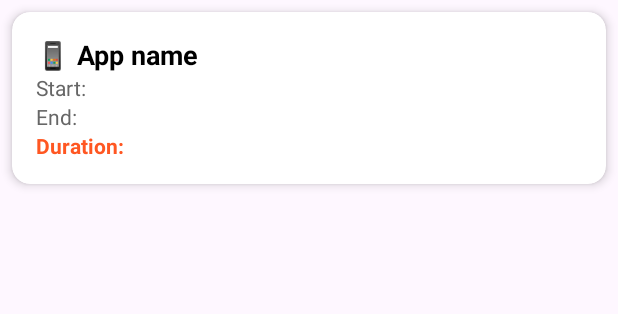
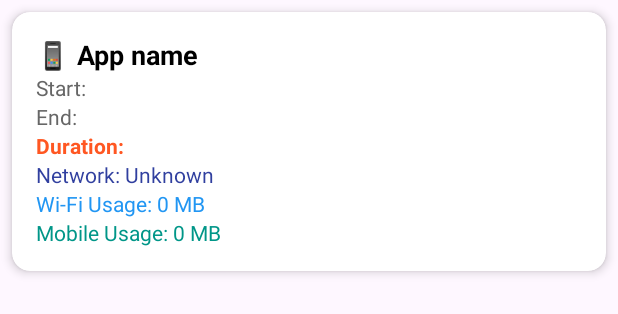
Before and after one commit to Ben-Aharoni/AppTracker, an Android app: the layout item_app_usage.xml on its own in the app's theme, with its tools: preview values and no code run, on a phone screen of 412 x 824 dp. Shown: the top 314 px of the screen. Run offline under Robolectric (Android 15) with nearby library versions, the phone set to English and light mode, and no system bars.

Commit message:
added data usage stats and network type

```diff
--- a/app/src/main/java/com/example/apptracker/data/AppUsageEntry.kt
+++ b/app/src/main/java/com/example/apptracker/data/AppUsageEntry.kt
@@ -4,5 +4,8 @@ data class AppUsageEntry(
     val packageName: String,
     val appName: String,
     val startTime: Long,
-    var endTime: Long
+    var endTime: Long,
+    val networkType: String = "Unknown",
+    var mobileBytes: Long = 0L,
+    var wifiBytes: Long = 0L
 )
--- a/app/src/main/res/layout/activity_main.xml
+++ b/app/src/main/res/layout/activity_main.xml
@@ -10,21 +10,21 @@
         android:id="@+id/btnStartService"
         android:layout_width="match_parent"
         android:layout_height="wrap_content"
-        android:text="▶️ Start Tracking" />
+        android:text="@string/start_tracking" />
 
     <com.google.android.material.button.MaterialButton
         android:id="@+id/btnStopService"
         android:layout_width="match_parent"
         android:layout_height="wrap_content"
         android:layout_marginTop="8dp"
-        android:text="⏹ Stop Tracking" />
+        android:text="@string/stop_tracking" />
 
     <com.google.android.material.button.MaterialButton
         android:id="@+id/btnClearData"
         android:layout_width="match_parent"
         android:layout_height="wrap_content"
         android:layout_marginTop="8dp"
-        android:text="🗑 Clean All" />
+        android:text="@string/clean_all" />
 
     <androidx.recyclerview.widget.RecyclerView
         android:id="@+id/recyclerView"
--- a/app/src/main/res/layout/item_app_usage.xml
+++ b/app/src/main/res/layout/item_app_usage.xml
@@ -14,36 +14,60 @@
         android:layout_width="match_parent"
         android:layout_height="wrap_content">
 
-        <TextView
+        <com.google.android.material.textview.MaterialTextView
             android:id="@+id/txtAppName"
             android:layout_width="wrap_content"
             android:layout_height="wrap_content"
             android:textColor="#000000"
             android:textStyle="bold"
             android:textSize="18sp"
-            android:text="📱 App name" />
+            android:text="@string/app_name_string" />
 
-        <TextView
+        <com.google.android.material.textview.MaterialTextView
             android:id="@+id/txtStart"
             android:layout_width="wrap_content"
             android:layout_height="wrap_content"
             android:textColor="#666666"
-            android:text="Start: " />
+            android:text="@string/start" />
 
-        <TextView
+        <com.google.android.material.textview.MaterialTextView
             android:id="@+id/txtEnd"
             android:layout_width="wrap_content"
             android:layout_height="wrap_content"
             android:textColor="#666666"
-            android:text="End: " />
+            android:text="@string/end" />
 
-        <TextView
+        <com.google.android.material.textview.MaterialTextView
             android:id="@+id/txtDuration"
             android:textColor="#FF5722"
             android:textStyle="bold"
             android:layout_width="wrap_content"
             android:layout_height="wrap_content"
-            android:text="Duration: " />
+            android:text="@string/duration" />
+
+        <com.google.android.material.textview.MaterialTextView
+            android:id="@+id/txtNetworkType"
+            android:layout_width="wrap_content"
+            android:layout_height="wrap_content"
+            android:textColor="#303F9F"
+            android:text="@string/network_unknown" />
+
+        <com.google.android.material.textview.MaterialTextView
+            android:id="@+id/txtWifiData"
+            android:layout_width="wrap_content"
+            android:layout_height="wrap_content"
+            android:text="@string/wi_fi_usage_0_mb"
+            android:textColor="#2196F3" />
+
+        <com.google.android.material.textview.MaterialTextView
+            android:id="@+id/txtMobileData"
+            android:layout_width="wrap_content"
+            android:layout_height="wrap_content"
+            android:text="@string/mobile_usage_0_mb"
+            android:textColor="#009688" />
+
+
+
     </LinearLayout>
 
 </androidx.cardview.widget.CardView>
--- a/app/src/main/res/values/strings.xml
+++ b/app/src/main/res/values/strings.xml
@@ -1,5 +1,15 @@
 <resources>
     <string name="app_name">AppTracker</string>
     <string name="app_icon">App Icon</string>
+    <string name="mobile_usage_0_mb">Mobile Usage: 0 MB</string>
+    <string name="wi_fi_usage_0_mb">Wi-Fi Usage: 0 MB</string>
+    <string name="network_unknown">Network: Unknown</string>
+    <string name="duration">Duration:</string>
+    <string name="end">End:</string>
+    <string name="start">Start:</string>
+    <string name="app_name_string">📱 App name</string>
+    <string name="start_tracking">▶️ Start Tracking</string>
+    <string name="stop_tracking">⏹ Stop Tracking</string>
+    <string name="clean_all">🗑 Clean All</string>
 
 </resources>
```
Also changed, not shown: app/src/main/AndroidManifest.xml (+7 -0 lines), app/src/main/java/com/example/apptracker/service/AppUsageService.kt (+82 -11 lines), app/src/main/java/com/example/apptracker/ui/AppUsageAdapter.kt (+12 -0 lines).
